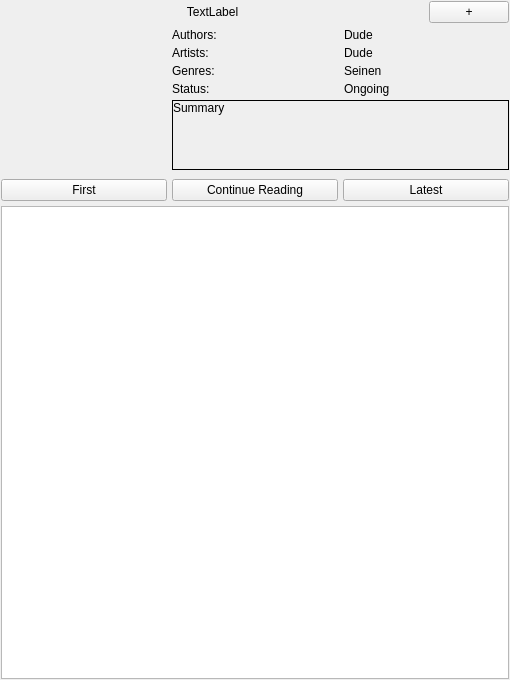
Qt form widgets/mangainfowidget.ui (Rain92/UltimateMangaReader) before a commit.
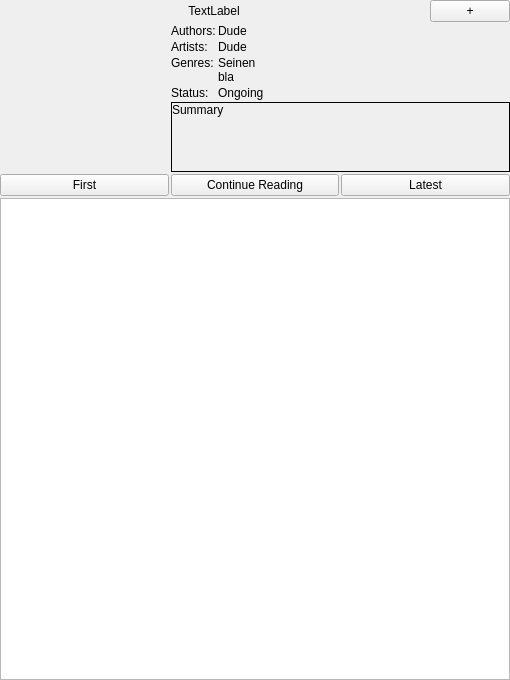
The same form after that commit.

Commit message: Mangainfo layout overhaul

Diff of the .ui file:
```diff
--- a/widgets/mangainfowidget.ui
+++ b/widgets/mangainfowidget.ui
@@ -13,21 +13,21 @@
   <property name="windowTitle">
    <string>Form</string>
   </property>
-  <layout class="QVBoxLayout" name="verticalLayout_3" stretch="0,0,0,1">
+  <layout class="QVBoxLayout" name="verticalLayout_2">
    <property name="spacing">
-    <number>5</number>
+    <number>2</number>
    </property>
    <property name="leftMargin">
-    <number>1</number>
+    <number>0</number>
    </property>
    <property name="topMargin">
-    <number>1</number>
+    <number>0</number>
    </property>
    <property name="rightMargin">
-    <number>1</number>
+    <number>0</number>
    </property>
    <property name="bottomMargin">
-    <number>1</number>
+    <number>0</number>
    </property>
    <item>
     <layout class="QHBoxLayout" name="horizontalLayout_6">
@@ -63,17 +63,87 @@
     </layout>
    </item>
    <item>
-    <layout class="QGridLayout" name="gridLayout" rowstretch="0,0,0,0,0,0">
-     <property name="leftMargin">
-      <number>0</number>
+    <layout class="QHBoxLayout" name="horizontalLayout_2" stretch="1,2">
+     <property name="spacing">
+      <number>1</number>
+     </property>
+     <item>
+      <widget class="QLabel" name="labelMangaInfoCover">
+       <property name="sizePolicy">
+        <sizepolicy hsizetype="Preferred" vsizetype="Expanding">
+         <horstretch>1</horstretch>
+         <verstretch>8</verstretch>
+        </sizepolicy>
+       </property>
+       <property name="layoutDirection">
+        <enum>Qt::LeftToRight</enum>
+       </property>
+       <property name="text">
+        <string/>
+       </property>
+       <property name="textFormat">
+        <enum>Qt::PlainText</enum>
+       </property>
+      </widget>
+     </item>
+     <item>
+      <layout class="QVBoxLayout" name="verticalLayout">
+       <property name="spacing">
+        <number>2</number>
+       </property>
+       <item>
+        <layout class="QFormLayout" name="formLayout">
+         <property name="fieldGrowthPolicy">
+          <enum>QFormLayout::FieldsStayAtSizeHint</enum>
+         </property>
+         <property name="rowWrapPolicy">
+          <enum>QFormLayout::WrapLongRows</enum>
+         </property>
+         <property name="labelAlignment">
+          <set>Qt::AlignLeading|Qt::AlignLeft|Qt::AlignTop</set>
      </property>
      <property name="horizontalSpacing">
-      <number>6</number>
+          <number>2</number>
      </property>
      <property name="verticalSpacing">
-      <number>4</number>
-     </property>
-     <item row="1" column="1">
+          <number>2</number>
+         </property>
+         <item row="0" column="0">
+          <widget class="QLabel" name="labelMangaInfoLabelAuthor">
+           <property name="sizePolicy">
+            <sizepolicy hsizetype="Preferred" vsizetype="Fixed">
+             <horstretch>0</horstretch>
+             <verstretch>0</verstretch>
+            </sizepolicy>
+           </property>
+           <property name="text">
+            <string>Authors:</string>
+           </property>
+           <property name="alignment">
+            <set>Qt::AlignLeading|Qt::AlignLeft|Qt::AlignTop</set>
+           </property>
+          </widget>
+         </item>
+         <item row="0" column="1">
+          <widget class="QLabel" name="labelMangaInfoLabelAuthorContent">
+           <property name="sizePolicy">
+            <sizepolicy hsizetype="Expanding" vsizetype="Fixed">
+             <horstretch>1</horstretch>
+             <verstretch>0</verstretch>
+            </sizepolicy>
+           </property>
+           <property name="text">
+            <string>Dude</string>
+           </property>
+           <property name="alignment">
+            <set>Qt::AlignLeading|Qt::AlignLeft|Qt::AlignTop</set>
+           </property>
+           <property name="wordWrap">
+            <bool>true</bool>
+           </property>
+          </widget>
+         </item>
+         <item row="1" column="0">
       <widget class="QLabel" name="labelMangaInfoLabelArtist">
        <property name="sizePolicy">
         <sizepolicy hsizetype="Preferred" vsizetype="Fixed">
@@ -89,7 +159,26 @@
        </property>
       </widget>
      </item>
-     <item row="2" column="1">
+         <item row="1" column="1">
+          <widget class="QLabel" name="labelMangaInfoLabelArtistContent">
+           <property name="sizePolicy">
+            <sizepolicy hsizetype="Expanding" vsizetype="Fixed">
+             <horstretch>1</horstretch>
+             <verstretch>0</verstretch>
+            </sizepolicy>
+           </property>
+           <property name="text">
+            <string>Dude</string>
+           </property>
+           <property name="alignment">
+            <set>Qt::AlignLeading|Qt::AlignLeft|Qt::AlignTop</set>
+           </property>
+           <property name="wordWrap">
+            <bool>true</bool>
+           </property>
+          </widget>
+         </item>
+         <item row="2" column="0">
       <widget class="QLabel" name="labelMangaInfoLabelGenres">
        <property name="sizePolicy">
         <sizepolicy hsizetype="Preferred" vsizetype="Fixed">
@@ -105,7 +194,27 @@
        </property>
       </widget>
      </item>
-     <item row="3" column="1">
+         <item row="2" column="1">
+          <widget class="QLabel" name="labelMangaInfoLabelGenresContent">
+           <property name="sizePolicy">
+            <sizepolicy hsizetype="Expanding" vsizetype="Fixed">
+             <horstretch>1</horstretch>
+             <verstretch>0</verstretch>
+            </sizepolicy>
+           </property>
+           <property name="text">
+            <string>Seinen 
+bla</string>
+           </property>
+           <property name="alignment">
+            <set>Qt::AlignLeading|Qt::AlignLeft|Qt::AlignTop</set>
+           </property>
+           <property name="wordWrap">
+            <bool>true</bool>
+           </property>
+          </widget>
+         </item>
+         <item row="3" column="0">
       <widget class="QLabel" name="labelMangaInfoLabelStaus">
        <property name="sizePolicy">
         <sizepolicy hsizetype="Preferred" vsizetype="Fixed">
@@ -121,42 +230,7 @@
        </property>
       </widget>
      </item>
-     <item row="0" column="1">
-      <widget class="QLabel" name="labelMangaInfoLabelAuthor">
-       <property name="sizePolicy">
-        <sizepolicy hsizetype="Preferred" vsizetype="Fixed">
-         <horstretch>0</horstretch>
-         <verstretch>0</verstretch>
-        </sizepolicy>
-       </property>
-       <property name="text">
-        <string>Authors:</string>
-       </property>
-       <property name="alignment">
-        <set>Qt::AlignLeading|Qt::AlignLeft|Qt::AlignTop</set>
-       </property>
-      </widget>
-     </item>
-     <item row="0" column="2">
-      <widget class="QLabel" name="labelMangaInfoLabelAuthorContent">
-       <property name="sizePolicy">
-        <sizepolicy hsizetype="Expanding" vsizetype="Fixed">
-         <horstretch>1</horstretch>
-         <verstretch>0</verstretch>
-        </sizepolicy>
-       </property>
-       <property name="text">
-        <string>Dude</string>
-       </property>
-       <property name="alignment">
-        <set>Qt::AlignLeading|Qt::AlignLeft|Qt::AlignTop</set>
-       </property>
-       <property name="wordWrap">
-        <bool>true</bool>
-       </property>
-      </widget>
-     </item>
-     <item row="3" column="2">
+         <item row="3" column="1">
       <widget class="QLabel" name="labelMangaInfoLabelStausContent">
        <property name="sizePolicy">
         <sizepolicy hsizetype="Expanding" vsizetype="Fixed">
@@ -175,7 +249,9 @@
        </property>
       </widget>
      </item>
-     <item row="4" column="1" colspan="2">
+        </layout>
+       </item>
+       <item>
       <widget class="QScrollArea" name="scrollAreaMangaInfoSummary">
        <property name="sizePolicy">
         <sizepolicy hsizetype="Expanding" vsizetype="Expanding">
@@ -206,7 +282,7 @@
          <rect>
           <x>0</x>
           <y>0</y>
-          <width>333</width>
+            <width>334</width>
           <height>69</height>
          </rect>
         </property>
@@ -255,62 +331,7 @@
        </widget>
       </widget>
      </item>
-     <item row="1" column="2">
-      <widget class="QLabel" name="labelMangaInfoLabelArtistContent">
-       <property name="sizePolicy">
-        <sizepolicy hsizetype="Expanding" vsizetype="Fixed">
-         <horstretch>1</horstretch>
-         <verstretch>0</verstretch>
-        </sizepolicy>
-       </property>
-       <property name="text">
-        <string>Dude</string>
-       </property>
-       <property name="alignment">
-        <set>Qt::AlignLeading|Qt::AlignLeft|Qt::AlignTop</set>
-       </property>
-       <property name="wordWrap">
-        <bool>true</bool>
-       </property>
-      </widget>
-     </item>
-     <item row="2" column="2">
-      <widget class="QLabel" name="labelMangaInfoLabelGenresContent">
-       <property name="sizePolicy">
-        <sizepolicy hsizetype="Expanding" vsizetype="Fixed">
-         <horstretch>1</horstretch>
-         <verstretch>0</verstretch>
-        </sizepolicy>
-       </property>
-       <property name="text">
-        <string>Seinen</string>
-       </property>
-       <property name="alignment">
-        <set>Qt::AlignLeading|Qt::AlignLeft|Qt::AlignTop</set>
-       </property>
-       <property name="wordWrap">
-        <bool>true</bool>
-       </property>
-      </widget>
-     </item>
-     <item row="0" column="0" rowspan="6">
-      <widget class="QLabel" name="labelMangaInfoCover">
-       <property name="sizePolicy">
-        <sizepolicy hsizetype="Expanding" vsizetype="Expanding">
-         <horstretch>1</horstretch>
-         <verstretch>8</verstretch>
-        </sizepolicy>
-       </property>
-       <property name="layoutDirection">
-        <enum>Qt::LeftToRight</enum>
-       </property>
-       <property name="text">
-        <string/>
-       </property>
-       <property name="textFormat">
-        <enum>Qt::PlainText</enum>
-       </property>
-      </widget>
+      </layout>
      </item>
     </layout>
    </item>
```
Lines whose indentation alone changed are shown as unchanged.
